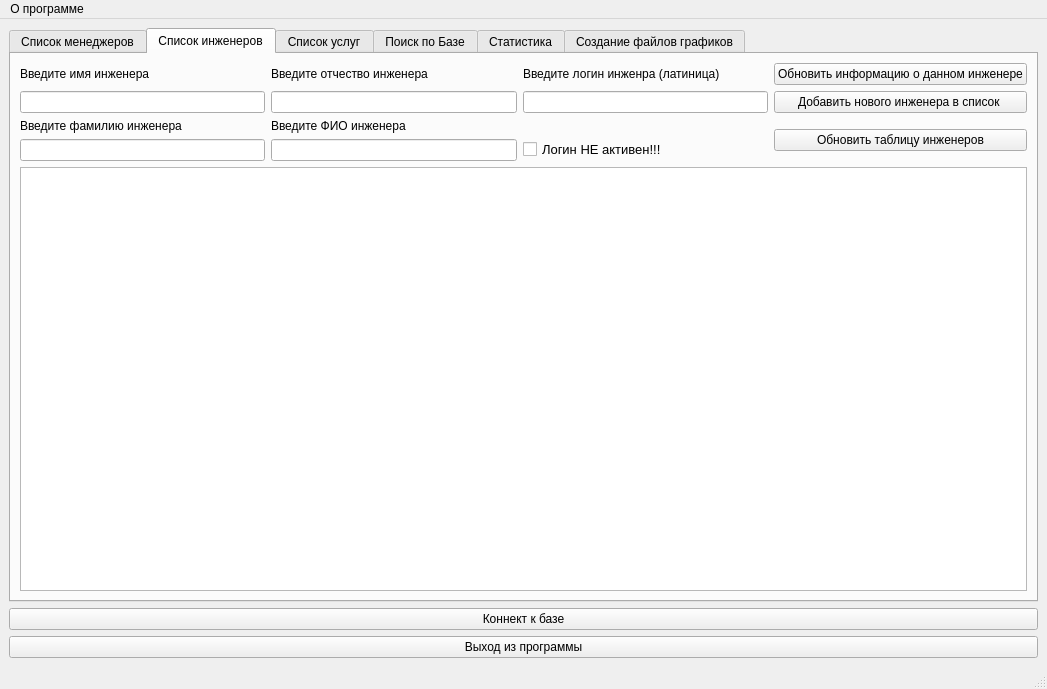
Before: the Qt Designer form solutions/pyqt4.ui in petro-ew/test1, drawn with Qt 5.
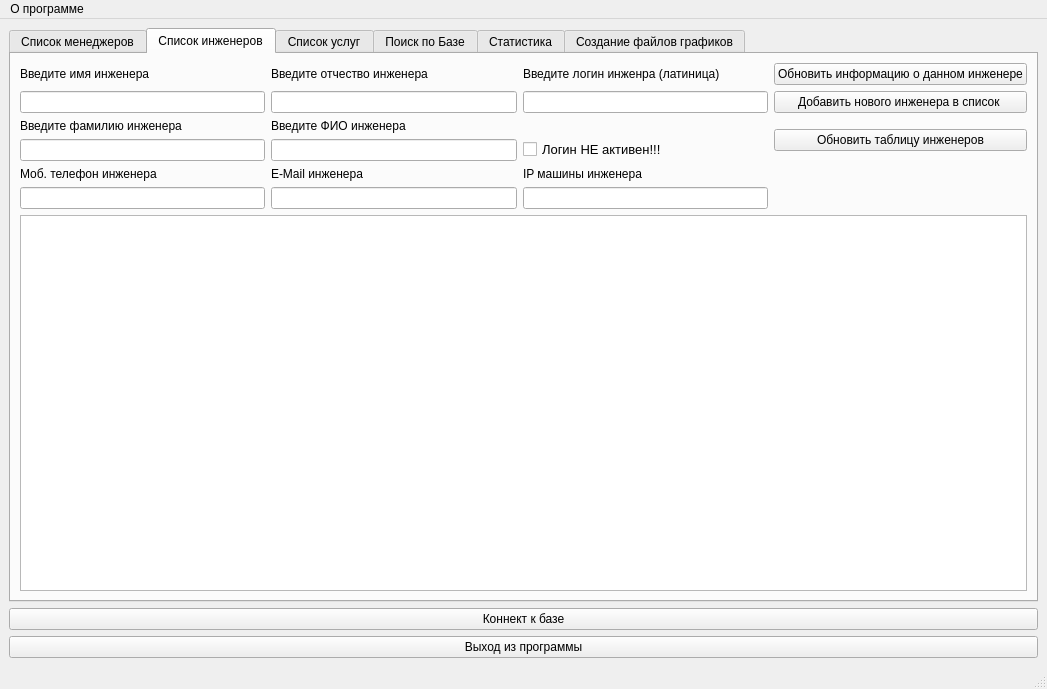
After: the same form once the commit is applied. The open tabs and pages were chosen to show the change.

Commit message: adminkа вставляю инжев

Patch:
```diff
--- a/solutions/pyqt4.ui
+++ b/solutions/pyqt4.ui
@@ -293,9 +293,39 @@
             </property>
            </widget>
           </item>
-          <item row="5" column="1" colspan="4">
+          <item row="6" column="1">
+           <widget class="QLineEdit" name="lineEdit_tel_eng"/>
+          </item>
+          <item row="5" column="1">
+           <widget class="QLabel" name="label_6">
+            <property name="text">
+             <string>Моб. телефон инженера</string>
+            </property>
+           </widget>
+          </item>
+          <item row="5" column="2">
+           <widget class="QLabel" name="label_7">
+            <property name="text">
+             <string>E-Mail инженера</string>
+            </property>
+           </widget>
+          </item>
+          <item row="6" column="2">
+           <widget class="QLineEdit" name="lineEdit_mail_eng"/>
+          </item>
+          <item row="7" column="1" colspan="4">
            <widget class="QTableWidget" name="tableWidget_eng"/>
           </item>
+          <item row="5" column="3">
+           <widget class="QLabel" name="label_8">
+            <property name="text">
+             <string>IP машины инженера</string>
+            </property>
+           </widget>
+          </item>
+          <item row="6" column="3">
+           <widget class="QLineEdit" name="lineEdit_ip_eng"/>
+          </item>
          </layout>
         </widget>
         <widget class="QWidget" name="tab_3">
```
Left out of the diff: 28 changed lines with no effect on the pictures. The commit also changes 1 other file.
